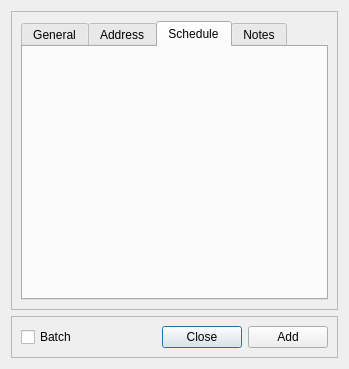
JoelMon/pyTalkManager, file pyTalkManager/gui/AddCongregationWindow.ui: the form before one commit.
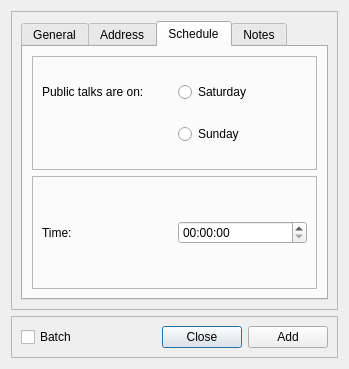
The form after the commit. The open tabs and pages were chosen to show the change.

Commit message: Updated the sch. tab.

What changed in the file:
```diff
--- a/pyTalkManager/gui/AddCongregationWindow.ui
+++ b/pyTalkManager/gui/AddCongregationWindow.ui
@@ -204,6 +204,63 @@
          <attribute name="title">
           <string>Schedule</string>
          </attribute>
+         <layout class="QVBoxLayout" name="verticalLayout_2">
+          <item>
+           <widget class="QFrame" name="frame_8">
+            <property name="frameShape">
+             <enum>QFrame::StyledPanel</enum>
+            </property>
+            <property name="frameShadow">
+             <enum>QFrame::Raised</enum>
+            </property>
+            <layout class="QGridLayout" name="gridLayout_10">
+             <item row="0" column="0">
+              <widget class="QLabel" name="label_10">
+               <property name="text">
+                <string>Public talks are on:</string>
+               </property>
+              </widget>
+             </item>
+             <item row="0" column="1">
+              <widget class="QRadioButton" name="radioButton">
+               <property name="text">
+                <string>Saturday</string>
+               </property>
+              </widget>
+             </item>
+             <item row="1" column="1">
+              <widget class="QRadioButton" name="radioButton_2">
+               <property name="text">
+                <string>Sunday</string>
+               </property>
+              </widget>
+             </item>
+            </layout>
+           </widget>
+          </item>
+          <item>
+           <widget class="QFrame" name="frame_9">
+            <property name="frameShape">
+             <enum>QFrame::StyledPanel</enum>
+            </property>
+            <property name="frameShadow">
+             <enum>QFrame::Raised</enum>
+            </property>
+            <layout class="QGridLayout" name="gridLayout_11">
+             <item row="0" column="2">
+              <widget class="QTimeEdit" name="timeEdit"/>
+             </item>
+             <item row="0" column="1">
+              <widget class="QLabel" name="label_11">
+               <property name="text">
+                <string>Time:</string>
+               </property>
+              </widget>
+             </item>
+            </layout>
+           </widget>
+          </item>
+         </layout>
         </widget>
         <widget class="QWidget" name="tab_3">
          <attribute name="title">
```
Left out of the diff: 98 changed lines with no effect on the pictures. The commit also changes 1 other file.
